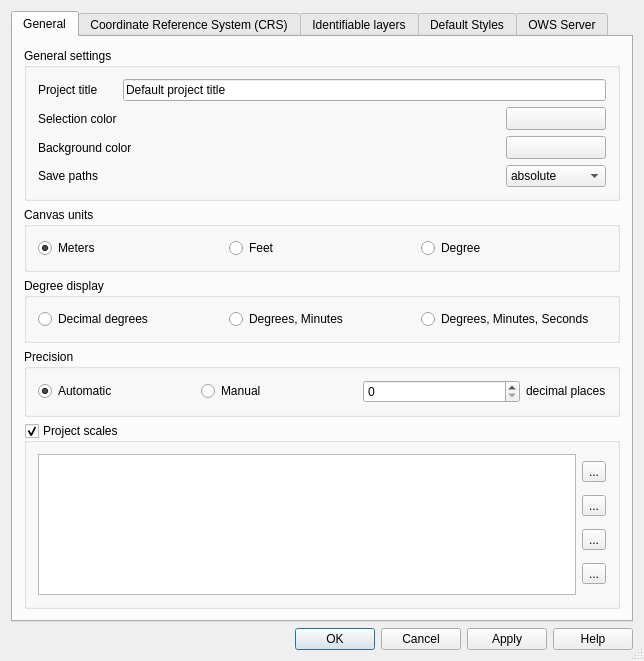
First picture: the form in src/ui/qgsprojectpropertiesbase.ui, repository kadas-albireo/kadas-albireo, before the edit.
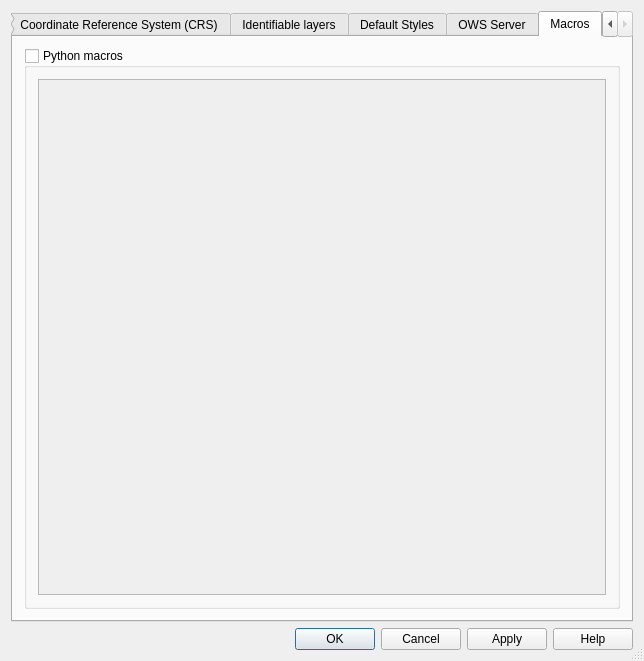
Second picture: the form after the edit. The open tabs and pages were chosen to show the change. Icons and pictures are not drawn. Custom widgets are drawn as their Qt base class.

Commit message:
[FEATURE] Add support to user-defined python macros into project file:
macros are executed when a project is loaded (openProject function), saved (saveProject function) or is closing (closeProject function),
macros' python code is embedded in the project file (XML),
a bar (non-blocking) is shown on the top of the canvas to ask to the user whether enable project macros.

Work done for ARPA Piemonte

```diff
--- a/src/ui/qgsprojectpropertiesbase.ui
+++ b/src/ui/qgsprojectpropertiesbase.ui
@@ -1109,6 +1109,38 @@
        </item>
       </layout>
      </widget>
+     <widget class="QWidget" name="tab_2">
+      <attribute name="title">
+       <string>Macros</string>
+      </attribute>
+      <layout class="QGridLayout" name="gridLayout_11">
+       <item row="0" column="0">
+        <widget class="QGroupBox" name="grpPythonMacros">
+         <property name="title">
+          <string>Python macros</string>
+         </property>
+         <property name="checkable">
+          <bool>true</bool>
+         </property>
+         <property name="checked">
+          <bool>false</bool>
+         </property>
+         <layout class="QVBoxLayout" name="verticalLayout_2">
+          <item>
+           <widget class="QPlainTextEdit" name="ptePythonMacros">
+            <property name="documentTitle">
+             <string notr="true"/>
+            </property>
+            <property name="plainText">
+             <string/>
+            </property>
+           </widget>
+          </item>
+         </layout>
+        </widget>
+       </item>
+      </layout>
+     </widget>
     </widget>
    </item>
   </layout>
```
Left out of the diff: 4 changed lines with no effect on the pictures. The commit also changes 8 other files.
